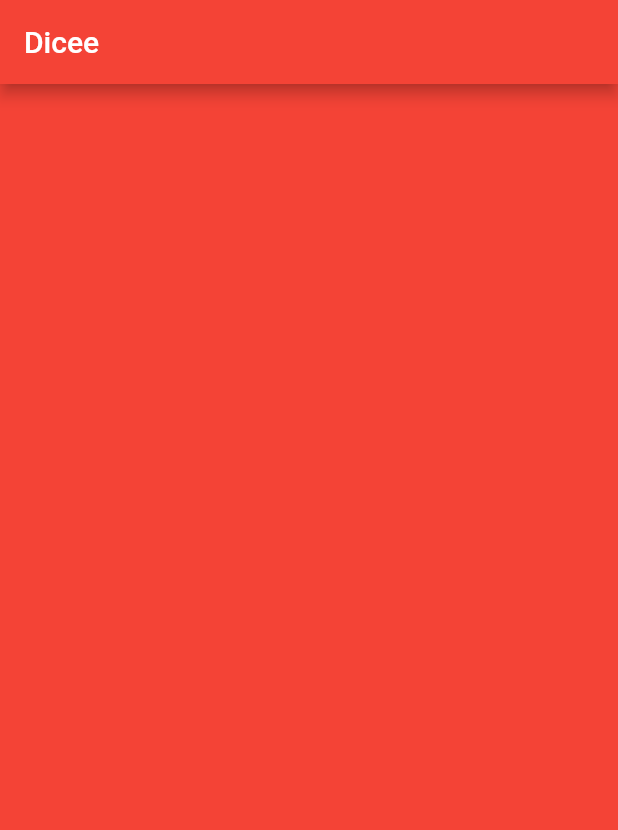
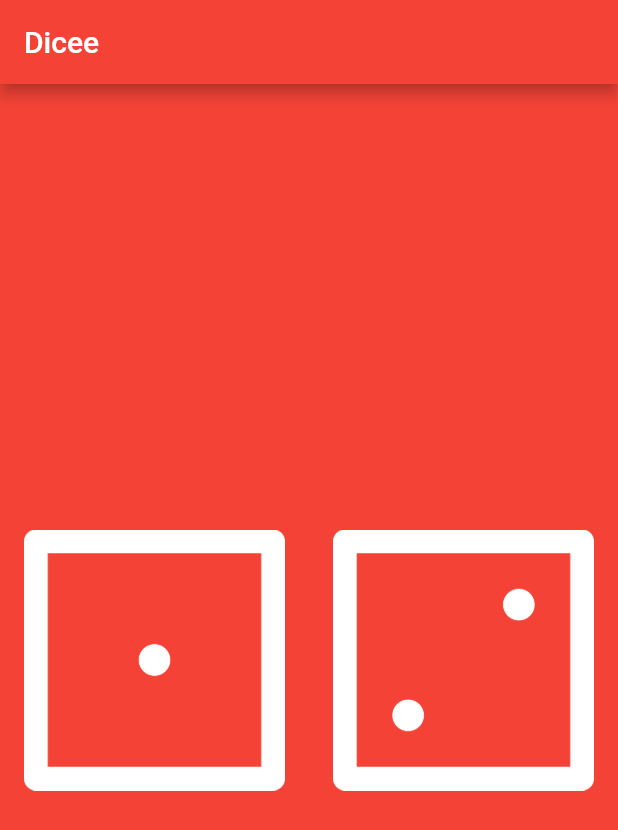
Before and after one commit to lucas-marianno/Flutter_Development_Bootcamp, a Flutter app: the screen it shows after launch, on a phone screen of 412 x 824 dp. Shown: the top 830 px of the screen. Run offline on Flutter 3.47's test engine with Material 2 defaults, Android fonts, the light colour scheme and no system bars.

Commit message:
image.asset(path)

```diff
--- a/dicee_flutter/lib/main.dart
+++ b/dicee_flutter/lib/main.dart
@@ -18,6 +18,24 @@ void main() {
 class DicePage extends StatelessWidget {
   @override
   Widget build(BuildContext context) {
-    return Container();
+    return Center(
+      child: Row(
+        mainAxisAlignment: MainAxisAlignment.center,
+        children: [
+          Expanded(
+            child: Padding(
+              padding: const EdgeInsets.all(16),
+              child: Image.asset('images/dice1.png'),
+            ),
+          ),
+          Expanded(
+            child: Padding(
+              padding: const EdgeInsets.all(16),
+              child: Image.asset('images/dice2.png'),
+            ),
+          )
+        ],
+      ),
+    );
   }
 }
```
